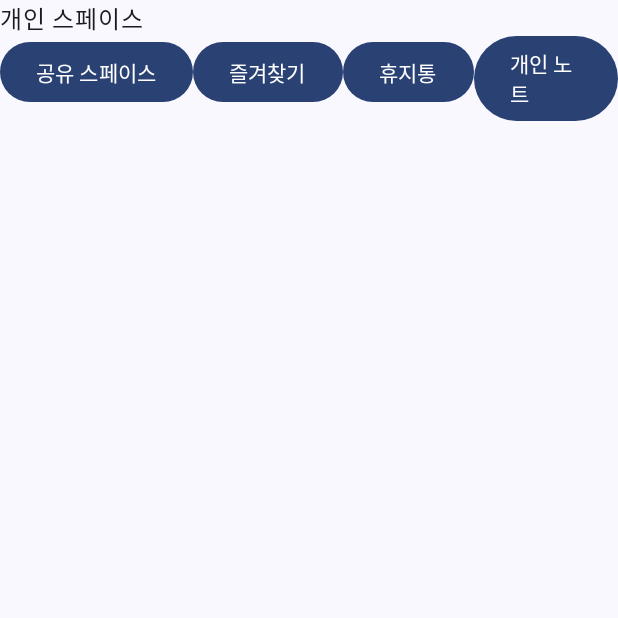
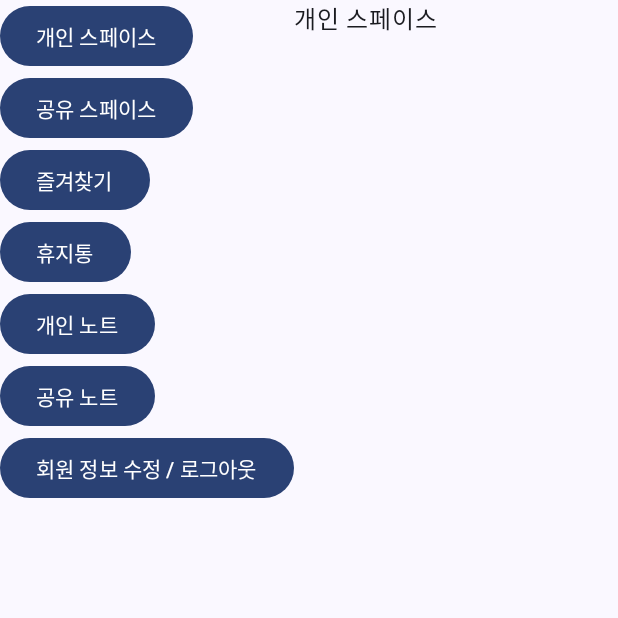
Before and after one commit to JungChnagHwi/S-Tab, an Android app built with Jetpack Compose: the space screen opened through its navigation route, on a phone screen of 412 x 824 dp, the top half of it. Run offline under Robolectric (Android 15) with nearby library versions, the light colour scheme and no system bars.

Commit message:
feat: 사이드바
Change-Id: Ib12f1af7b008c0409dade44eb565c9632b985f48

```diff
--- /dev/null
+++ b/frontend/app/src/main/java/com/ssafy/stab/components/SideBar.kt
@@ -0,0 +1,33 @@
+package com.ssafy.stab.components
+
+import androidx.compose.foundation.layout.Column
+import androidx.compose.material3.Button
+import androidx.compose.material3.Text
+import androidx.compose.runtime.Composable
+
+@Composable
+fun SideBar(onNavigate: (String) -> Unit) {
+    Column {
+        Button(onClick = { onNavigate("personal-space") }) {
+            Text(text = "개인 스페이스")
+        }
+        Button(onClick = { onNavigate("share-space") }) {
+            Text(text = "공유 스페이스")
+        }
+        Button(onClick = { onNavigate("book-mark") }) {
+            Text(text = "즐겨찾기")
+        }
+        Button(onClick = { onNavigate("deleted") }) {
+            Text(text = "휴지통")
+        }
+        Button(onClick = { onNavigate("personal-note") }) {
+            Text(text = "개인 노트")
+        }
+        Button(onClick = { onNavigate("share-note") }) {
+            Text(text = "공유 노트")
+        }
+        Button(onClick = { onNavigate("patch-auth") }) {
+            Text(text = "회원 정보 수정 / 로그아웃")
+        }
+    }
+}
--- a/frontend/app/src/main/java/com/ssafy/stab/screens/space/PersonalSpace.kt
+++ b/frontend/app/src/main/java/com/ssafy/stab/screens/space/PersonalSpace.kt
@@ -1,31 +1,9 @@
 package com.ssafy.stab.screens.space
 
-import androidx.compose.foundation.layout.Column
-import androidx.compose.foundation.layout.Row
-import androidx.compose.material3.Button
 import androidx.compose.material3.Text
 import androidx.compose.runtime.Composable
 
 @Composable
-fun PersonalSpace(onNavigate: (String) -> Unit) {
-    Column {
-        Text(text = "개인 스페이스")
-        Row {
-            Button(onClick = { onNavigate("share-space") }) {
-                Text(text = "공유 스페이스")
-            }
-            Button(onClick = { onNavigate("book-mark") }) {
-                Text(text = "즐겨찾기")
-            }
-            Button(onClick = { onNavigate("deleted") }) {
-                Text(text = "휴지통")
-            }
-            Button(onClick = { onNavigate("personal-note") }) {
-                Text(text = "개인 노트")
-            }
-            Button(onClick = { onNavigate("share-note") }) {
-                Text(text = "공유 노트")
-            }
-        }
-    }
+fun PersonalSpace() {
+    Text(text = "개인 스페이스")
 }
--- a/frontend/app/src/main/java/com/ssafy/stab/screens/space/SpaceRouters.kt
+++ b/frontend/app/src/main/java/com/ssafy/stab/screens/space/SpaceRouters.kt
@@ -1,27 +1,44 @@
 package com.ssafy.stab.screens.space
 
+import androidx.compose.foundation.layout.Row
 import androidx.compose.runtime.Composable
 import androidx.navigation.compose.NavHost
 import androidx.navigation.compose.composable
+import androidx.navigation.compose.currentBackStackEntryAsState
+import androidx.navigation.compose.dialog
 import androidx.navigation.compose.rememberNavController
+import com.ssafy.stab.components.SideBar
+import com.ssafy.stab.dialogs.PatchAuth
 import com.ssafy.stab.screens.note.PersonalNote
 import com.ssafy.stab.screens.note.ShareNote
 
 @Composable
 fun SpaceRouters() {
+    val navController = rememberNavController()
 
-    val navController = rememberNavController()
+    // NavController의 현재 라우트를 추적
+    val currentRoute = navController.currentBackStackEntryAsState().value?.destination?.route
 
     fun navigateTo(destination: String) {
         navController.navigate(destination)
     }
 
-    NavHost(navController = navController, startDestination = "personal-space") {
-        composable("personal-space") { PersonalSpace(onNavigate = { navigateTo(it) }) }
-        composable("share-space") { ShareSpace(onNavigate = { navigateTo(it) }) }
-        composable("book-mark") { BookMark(onNavigate = { navigateTo(it) }) }
-        composable("deleted") { Deleted(onNavigate = { navigateTo(it) }) }
-        composable("personal-note") { PersonalNote(onNavigate = { navigateTo(it) }) }
-        composable("share-note") { ShareNote(onNavigate = { navigateTo(it) }) }
+    Row {
+        // "personal-note"와 "share-note"가 아닐 때만 SideBar를 렌더링
+        if (currentRoute != "personal-note" && currentRoute != "share-note") {
+            SideBar(onNavigate = { navigateTo(it) })
+        }
+
+        NavHost(navController = navController, startDestination = "personal-space") {
+            composable("personal-space") { PersonalSpace() }
+            composable("share-space") { ShareSpace() }
+            composable("book-mark") { BookMark() }
+            composable("deleted") { Deleted() }
+            composable("personal-note") { PersonalNote(navController) }
+            composable("share-note") { ShareNote(navController) }
+            dialog("patch-auth") {
+                PatchAuth(onDismiss = { navController.popBackStack() })
+            }
+        }
     }
 }
```
Also changed, not shown: frontend/app/src/main/java/com/ssafy/stab/dialogs/PatchAuth.kt (added, +27 -0 lines), frontend/app/src/main/java/com/ssafy/stab/screens/note/PersonalNote.kt (+5 -20 lines), frontend/app/src/main/java/com/ssafy/stab/screens/note/ShareNote.kt (+6 -20 lines), frontend/app/src/main/java/com/ssafy/stab/screens/space/BookMark.kt (+2 -24 lines), frontend/app/src/main/java/com/ssafy/stab/screens/space/Deleted.kt (+2 -24 lines), frontend/app/src/main/java/com/ssafy/stab/screens/space/ShareSpace.kt (+2 -24 lines).
